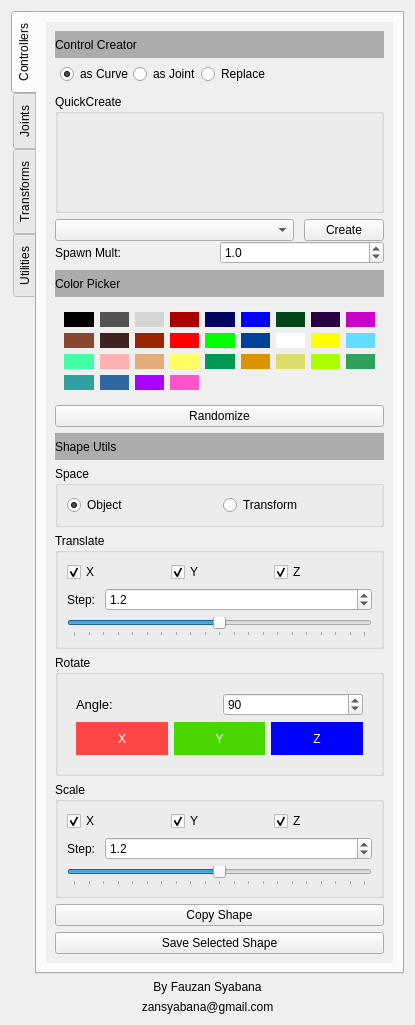
Qt form rusakUI2.ui (zansyabana/RUSAK) before a commit.
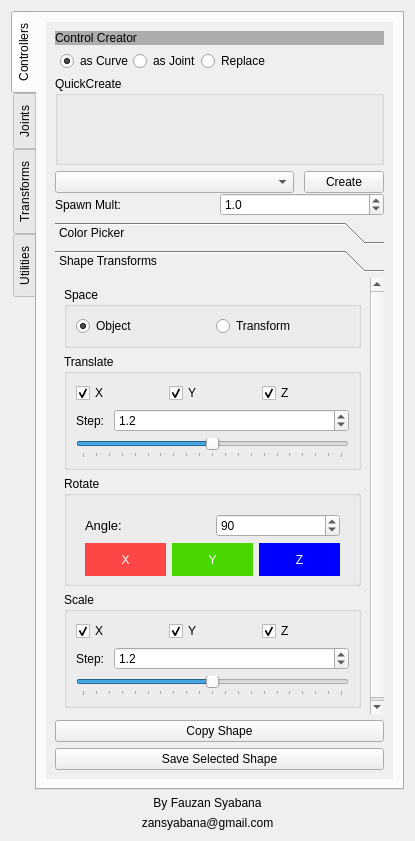
The same form after that commit. Icons and pictures are not drawn.

Diff of the .ui file:
```diff
--- a/rusakUI2.ui
+++ b/rusakUI2.ui
@@ -7,7 +7,7 @@
     <x>0</x>
     <y>0</y>
     <width>413</width>
-    <height>1025</height>
+    <height>841</height>
    </rect>
   </property>
   <property name="windowTitle">
@@ -49,12 +49,10 @@
               <x>0</x>
               <y>0</y>
               <width>349</width>
-              <height>943</height>
+              <height>759</height>
              </rect>
             </property>
-            <layout class="QVBoxLayout" name="verticalLayout_18">
-             <item>
-              <layout class="QVBoxLayout" name="verticalLayout_3">
+            <layout class="QVBoxLayout" name="verticalLayout_23">
                <item>
                 <widget class="QLabel" name="label">
                  <property name="styleSheet">
@@ -98,7 +96,7 @@
                       <number>20</number>
                      </property>
                      <property name="bottomMargin">
-                      <number>10</number>
+                    <number>5</number>
                      </property>
                      <item>
                       <widget class="QRadioButton" name="asCrv">
@@ -144,7 +142,7 @@
                    <item>
                     <widget class="QGroupBox" name="groupBox">
                      <property name="sizePolicy">
-                      <sizepolicy hsizetype="Preferred" vsizetype="Fixed">
+                    <sizepolicy hsizetype="Preferred" vsizetype="Minimum">
                        <horstretch>0</horstretch>
                        <verstretch>0</verstretch>
                       </sizepolicy>
@@ -157,10 +155,10 @@
                      </property>
                      <layout class="QHBoxLayout" name="horizontalLayout_3">
                       <property name="topMargin">
-                       <number>20</number>
+                     <number>5</number>
                       </property>
                       <property name="bottomMargin">
-                       <number>20</number>
+                     <number>5</number>
                       </property>
                       <item>
                        <layout class="QGridLayout" name="gridLayout">
@@ -599,17 +597,29 @@
                 </layout>
                </item>
                <item>
-                <widget class="QLabel" name="label_2">
-                 <property name="styleSheet">
-                  <string notr="true">background-color: rgb(172, 172, 172);
-font: 75 10pt &quot;Rubik&quot;;
-color:rgb(0, 0, 0);</string>
-                 </property>
-                 <property name="text">
+              <widget class="QToolBox" name="toolBox">
+               <property name="sizePolicy">
+                <sizepolicy hsizetype="Preferred" vsizetype="Minimum">
+                 <horstretch>0</horstretch>
+                 <verstretch>0</verstretch>
+                </sizepolicy>
+               </property>
+               <property name="currentIndex">
+                <number>1</number>
+               </property>
+               <widget class="QWidget" name="page">
+                <property name="geometry">
+                 <rect>
+                  <x>0</x>
+                  <y>0</y>
+                  <width>331</width>
+                  <height>513</height>
+                 </rect>
+                </property>
+                <attribute name="label">
                   <string>Color Picker</string>
-                 </property>
-                </widget>
-               </item>
+                </attribute>
+                <layout class="QVBoxLayout" name="verticalLayout_3">
                <item>
                 <widget class="QWidget" name="colorGrp" native="true">
                  <property name="sizePolicy">
@@ -1619,17 +1629,33 @@
                 </widget>
                </item>
                <item>
-                <widget class="QLabel" name="label_3">
-                 <property name="styleSheet">
-                  <string notr="true">background-color: rgb(172, 172, 172);
-font: 75 10pt &quot;Rubik&quot;;
-color:rgb(0, 0, 0);</string>
-                 </property>
-                 <property name="text">
-                  <string>Shape Utils</string>
-                 </property>
-                </widget>
-               </item>
+                  <spacer name="verticalSpacer_4">
+                   <property name="orientation">
+                    <enum>Qt::Vertical</enum>
+                   </property>
+                   <property name="sizeHint" stdset="0">
+                    <size>
+                     <width>20</width>
+                     <height>40</height>
+                    </size>
+                   </property>
+                  </spacer>
+                 </item>
+                </layout>
+               </widget>
+               <widget class="QWidget" name="page_2">
+                <property name="geometry">
+                 <rect>
+                  <x>0</x>
+                  <y>0</y>
+                  <width>331</width>
+                  <height>428</height>
+                 </rect>
+                </property>
+                <attribute name="label">
+                 <string>Shape Transforms</string>
+                </attribute>
+                <layout class="QVBoxLayout" name="verticalLayout_18">
                <item>
                 <widget class="QGroupBox" name="groupBox_5">
                  <property name="title">
@@ -1914,6 +1940,19 @@
                     </layout>
                    </widget>
                   </item>
+                    <item>
+                     <spacer name="verticalSpacer_3">
+                      <property name="orientation">
+                       <enum>Qt::Vertical</enum>
+                      </property>
+                      <property name="sizeHint" stdset="0">
+                       <size>
+                        <width>20</width>
+                        <height>40</height>
+                       </size>
+                      </property>
+                     </spacer>
+                    </item>
                  </layout>
                 </widget>
                </item>
@@ -2015,6 +2054,10 @@
                  </layout>
                 </widget>
                </item>
+                </layout>
+               </widget>
+              </widget>
+             </item>
                <item>
                 <widget class="QPushButton" name="copyShp_Btn">
                  <property name="toolTip">
@@ -2031,8 +2074,6 @@
                   <string>Save Selected Shape</string>
                  </property>
                 </widget>
-               </item>
-              </layout>
              </item>
             </layout>
            </widget>
```
Lines whose indentation alone changed are shown as unchanged.
